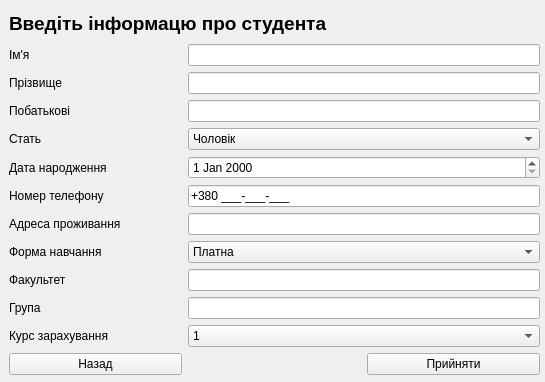
First picture: the form in addstudentform.ui, repository Shuna322/QtKyrsova, before the edit.
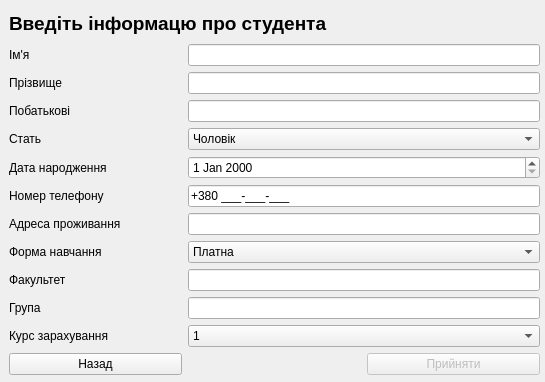
Second picture: the form after the edit. Icons and pictures are not drawn.

Commit message: added verificaton func to add student

```diff
--- a/addstudentform.ui
+++ b/addstudentform.ui
@@ -29,6 +29,9 @@
    <layout class="QGridLayout" name="gridLayout">
     <item row="12" column="2">
      <widget class="QPushButton" name="pushButton_2">
+      <property name="enabled">
+       <bool>false</bool>
+      </property>
       <property name="text">
        <string>Прийняти</string>
       </property>
```
The commit also changes 2 other files.
